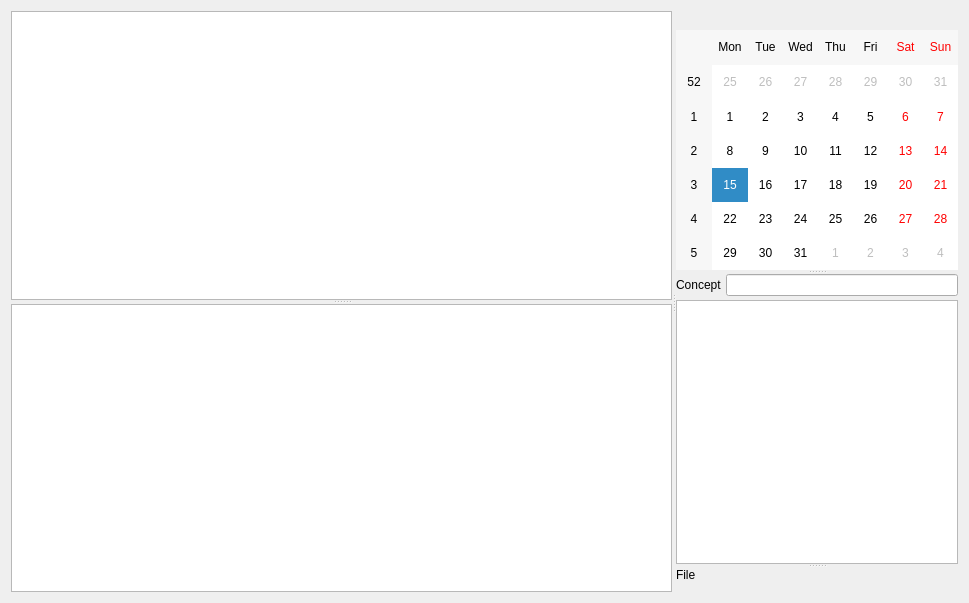
Qt form module/Ui_Diary.ui (Holence/DongliTeahouseStudio2) before a commit.
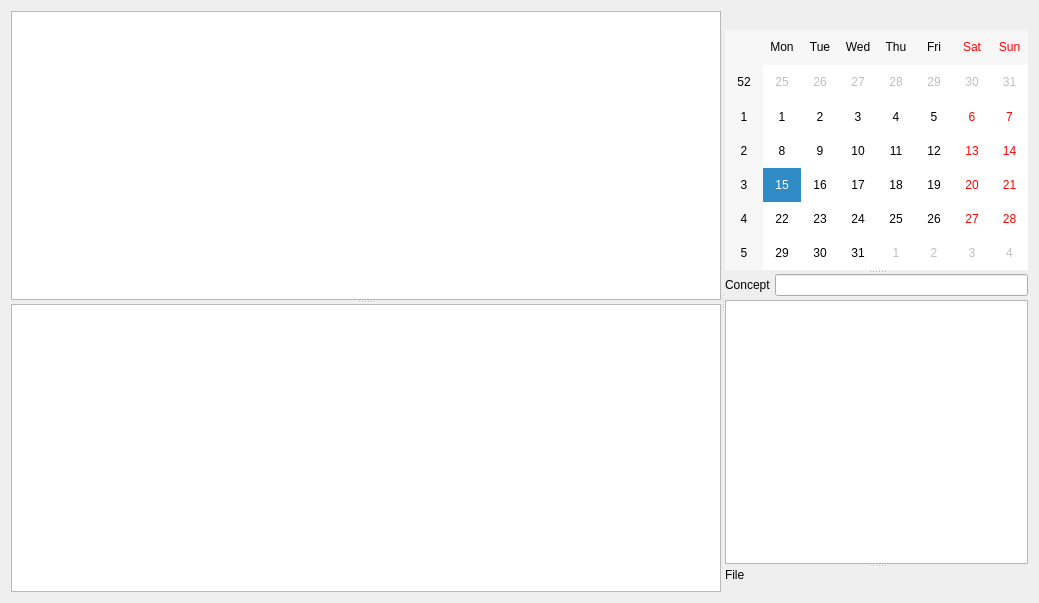
The same form after that commit. Custom widgets are drawn as their Qt base class.

The edit to the form file:
```diff
--- a/module/Ui_Diary.ui
+++ b/module/Ui_Diary.ui
@@ -6,7 +6,7 @@
    <rect>
     <x>0</x>
     <y>0</y>
-    <width>969</width>
+    <width>1039</width>
     <height>603</height>
    </rect>
   </property>
@@ -60,7 +60,7 @@
            <property name="minimumSize">
             <size>
              <width>600</width>
-             <height>182</height>
+             <height>178</height>
             </size>
            </property>
           </widget>
```
